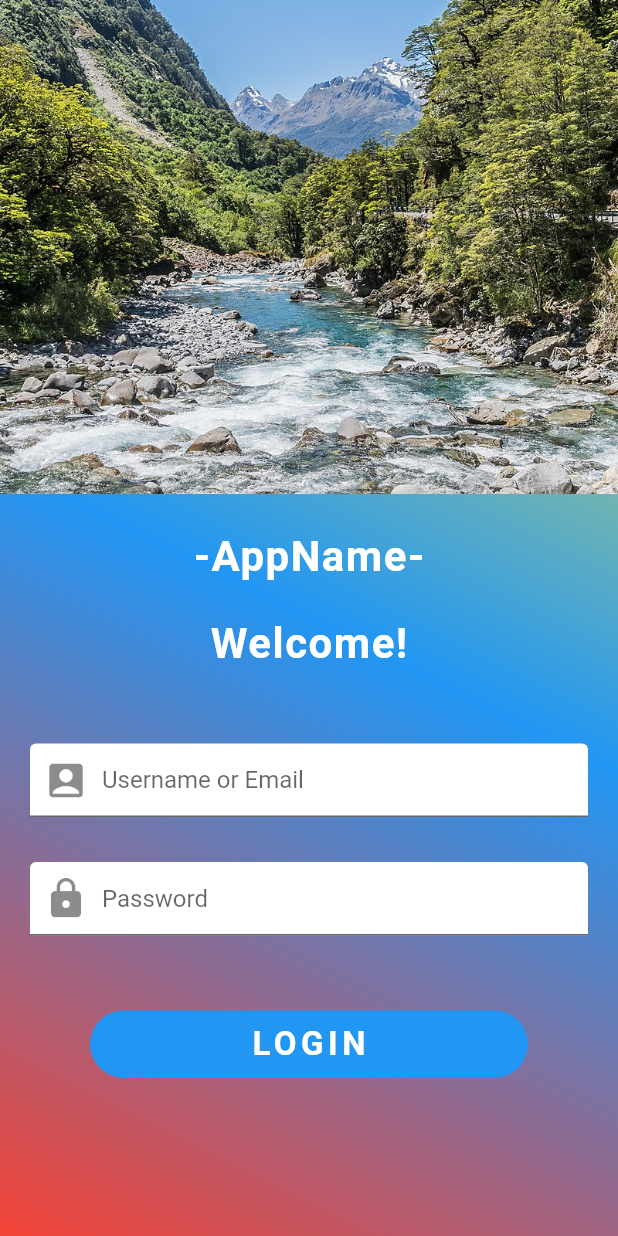
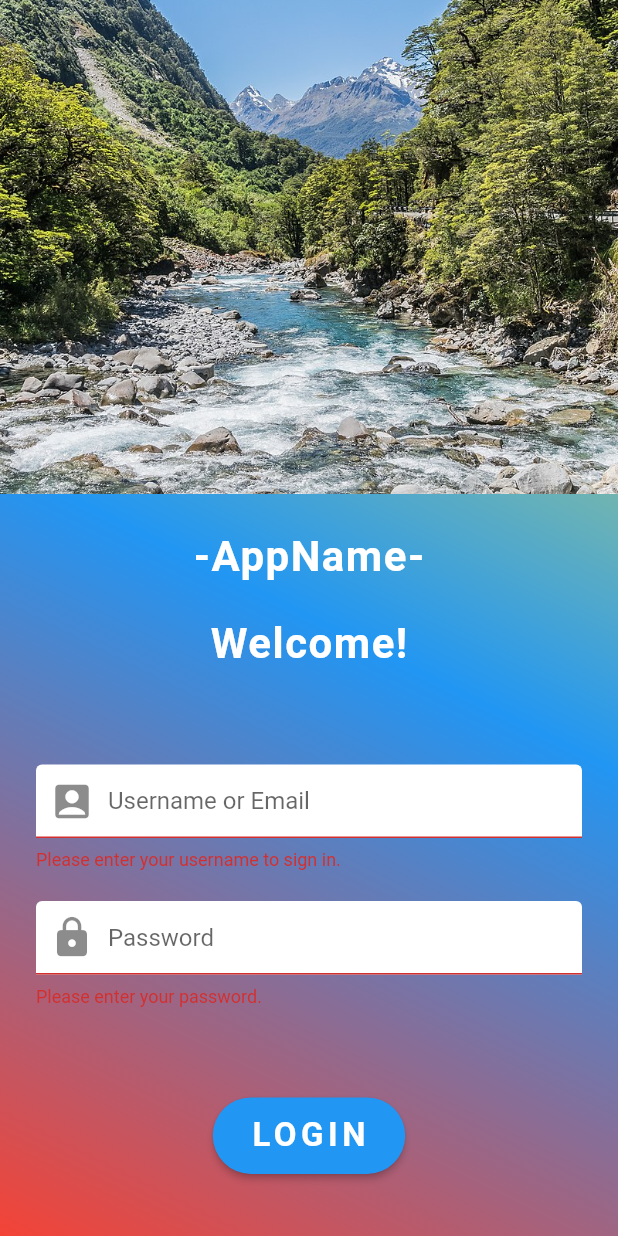
Before and after one commit to Jackli-Tech/Peer-Mediation-App, a Flutter app: the LoginScreen screen opened directly, after a tap on "LOGIN", on a phone screen of 412 x 824 dp. Run offline on Flutter 3.47's test engine with Material 2 defaults, Android fonts, the phone set to English and light mode, and no system bars.

Commit message:
Fixed Login Screen
Fixed it to use the same form validation as the form.dart page, and make the design more uniform

```diff
--- a/Flutter_app/Flutter_app/lib/main.dart
+++ b/Flutter_app/Flutter_app/lib/main.dart
@@ -31,8 +31,8 @@ class MyApp extends StatelessWidget {
           // closer together (more dense) than on mobile platforms.
           visualDensity: VisualDensity.adaptivePlatformDensity,
         ),
-        //home: LoginScreen());
-        home: FormPage());
+        home: LoginScreen());
+    //home: FormPage());
     //home: HomePage());
     //home: ResourcePage());
   }
--- a/Flutter_app/Flutter_app/lib/screens/form.dart
+++ b/Flutter_app/Flutter_app/lib/screens/form.dart
@@ -44,7 +44,10 @@ class _FormPageState extends State<FormPage> {
 
   Widget _buildDisputantNameB() {
     return TextFormField(
-      decoration: InputDecoration(labelText: 'Disputant B Name'),
+      decoration: InputDecoration(
+        labelText: 'Disputant B Name',
+        //hintText: 'Username or Email',
+      ),
       validator: (String value) {
         if (value.isEmpty) {
           return 'Please enter your second disputant\'s name.';
@@ -106,6 +109,7 @@ class _FormPageState extends State<FormPage> {
                                 SizedBox(height: 20.0),
                                 _buildDisputantNameA(),
                                 _buildDisputantNameB(),
+                                SizedBox(height: 20.0),
                                 _buildProblemDescription(),
                                 /*_buildDisputantNameC(),
                                 _buildDisputeDate(),*/
--- a/Flutter_app/Flutter_app/lib/screens/loginscreen.dart
+++ b/Flutter_app/Flutter_app/lib/screens/loginscreen.dart
@@ -13,6 +13,12 @@ class _LoginScreenState extends State<LoginScreen> {
 
   Widget _buildUsername() {
     return TextFormField(
+      decoration: InputDecoration(
+          contentPadding: EdgeInsets.symmetric(vertical: 15.0),
+          fillColor: Colors.white,
+          filled: true,
+          hintText: 'Username or Email',
+          prefixIcon: Icon(Icons.account_box, size: 30.0)),
       validator: (String value) {
         if (value.isEmpty) {
           return 'Please enter your username to sign in.';
@@ -26,6 +32,14 @@ class _LoginScreenState extends State<LoginScreen> {
 
   Widget _buildPassword() {
     return TextFormField(
+      decoration: InputDecoration(
+          contentPadding: EdgeInsets.symmetric(vertical: 15.0),
+          fillColor: Colors.white,
+          filled: true,
+          hintText: 'Password',
+          prefixIcon: Icon(Icons.lock, size: 30.0)),
+      keyboardType: TextInputType.visiblePassword,
+      obscureText: true,
       validator: (String value) {
         if (value.isEmpty) {
           return 'Please enter your password.';
@@ -49,7 +63,6 @@ class _LoginScreenState extends State<LoginScreen> {
                         end: Alignment.bottomLeft,
                         colors: [Colors.yellow, Colors.blue, Colors.red])),
                 child: Column(
-                  //i reckon under this is where content happens
                   children: <Widget>[
                     Image(
                       height: MediaQuery.of(context).size.height / 2.5,
@@ -72,56 +85,41 @@ class _LoginScreenState extends State<LoginScreen> {
                             fontWeight: FontWeight.bold,
                             letterSpacing: 1.0)),
                     SizedBox(height: 40.0),
-                    Padding(
-                      padding: EdgeInsets.symmetric(
-                          horizontal: 20.0, vertical: 10.0),
-                      child: TextField(
-                        decoration: InputDecoration(
-                            contentPadding:
-                                EdgeInsets.symmetric(vertical: 15.0),
-                            fillColor: Colors.white,
-                            filled: true,
-                            hintText: 'Username or Email',
-                            prefixIcon: Icon(Icons.account_box, size: 30.0)),
-                      ),
-                    ),
-                    SizedBox(height: 10.0),
-                    Padding(
-                      padding: EdgeInsets.symmetric(
-                          horizontal: 20.0, vertical: 10.0),
-                      child: TextField(
-                        decoration: InputDecoration(
-                            contentPadding:
-                                EdgeInsets.symmetric(vertical: 15.0),
-                            fillColor: Colors.white,
-                            filled: true,
-                            hintText: 'Password',
-                            prefixIcon: Icon(Icons.lock, size: 30.0)),
-                        obscureText: true,
-                      ),
-                    ),
-                    SizedBox(
-                        height:
-                            40.0), //this is a simple way to make padding/space
-                    GestureDetector(
-                      onTap: () {},
-                      child: Container(
-                        //this is the login button
-                        margin: EdgeInsets.symmetric(horizontal: 60.0),
-                        alignment: Alignment.center,
-                        height: 45.0,
-                        decoration: BoxDecoration(
+                    Container(
+                        margin: EdgeInsets.all(24),
+                        child: Form(
+                            key: _formKey,
+                            child: Column(children: <Widget>[
+                              _buildUsername(),
+                              SizedBox(height: 20.0),
+                              _buildPassword(),
+                              SizedBox(height: 60.0),
+                              RaisedButton(
+                                padding: const EdgeInsets.only(
+                                    left: 25.0,
+                                    top: 12.5,
+                                    bottom: 12.5,
+                                    right: 25.0),
                                 color: Theme.of(context).primaryColor,
-                          borderRadius: BorderRadius.circular(30.0),
-                        ),
+                                shape: RoundedRectangleBorder(
+                                    borderRadius: BorderRadius.all(
+                                        Radius.circular(60.0))),
                                 child: Text('LOGIN',
                                     style: TextStyle(
                                         color: Colors.white,
                                         fontSize: 22.0,
                                         fontWeight: FontWeight.bold,
                                         letterSpacing: 3.0)),
-                      ),
-                    ),
+                                onPressed: () {
+                                  if (!_formKey.currentState.validate()) {
+                                    return;
+                                  }
+                                  _formKey.currentState.save();
+                                  print('Username: ' + _username);
+                                  print('Password: ' + _password);
+                                },
+                              )
+                            ])))
                   ],
                 ))));
   }
```
Also changed, not shown: Flutter_app/Flutter_app/lib/screens/logintemp.dart (added). Lines whose indentation alone changed are shown as unchanged.
